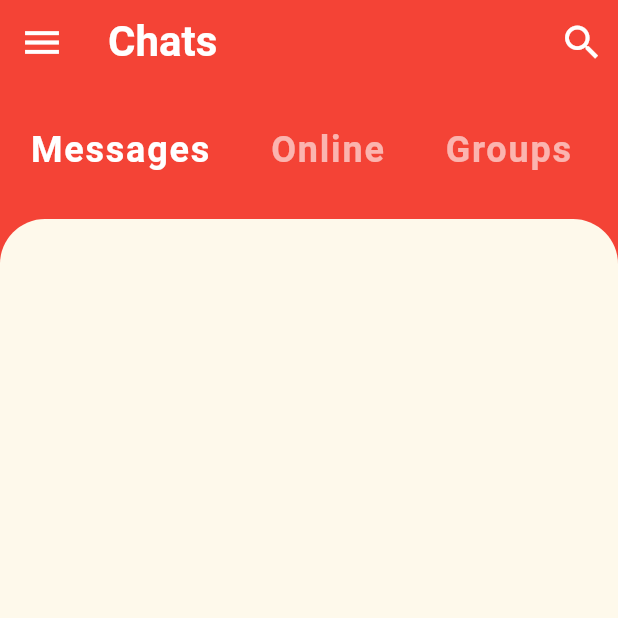
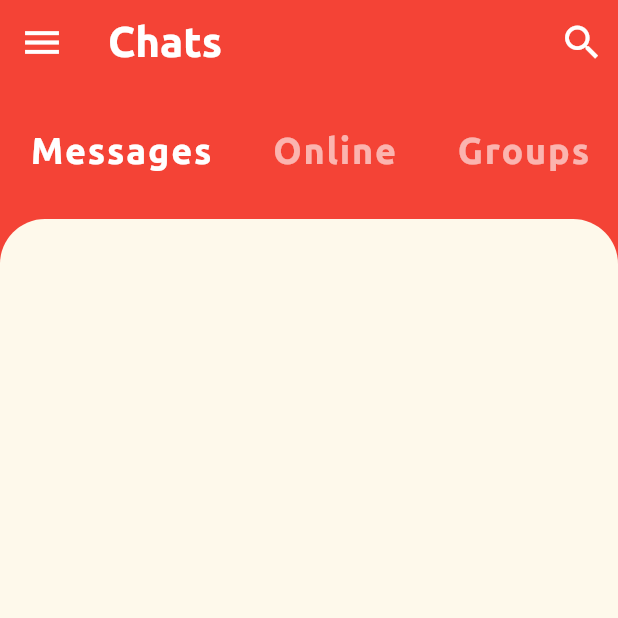
Before and after one commit to SPrio/Flutter-Chat-App, a Flutter app: the screen it shows after launch, on a phone screen of 412 x 824 dp, the top half of it. Run offline on Flutter 3.47's test engine with Material 2 defaults, Android fonts, the phone set to English and light mode, and no system bars; missing offline and left inert: flutter_chat_ui; project files that could hold a hidden picture were left out.

Commit message:
added custom font

```diff
--- a/lib/main.dart
+++ b/lib/main.dart
@@ -12,7 +12,8 @@ class MyApp extends StatelessWidget {
       debugShowCheckedModeBanner: false,
       theme: ThemeData(
         primarySwatch: Colors.red,
-        accentColor: Color(0xFFFEF9EB)
+        accentColor: Color(0xFFFEF9EB),
+        fontFamily: 'Ubuntu'
       ),
       home: HomeScreen(),
     );
```
Also changed, not shown: lib/screens/home_screen.dart (+5 -2 lines), pubspec.yaml (+9 -7 lines), assets/fonts/Ubuntu-Bold.ttf (added), assets/fonts/Ubuntu-BoldItalic.ttf (added), assets/fonts/Ubuntu-Italic.ttf (added), assets/fonts/Ubuntu-Light.ttf (added), assets/fonts/Ubuntu-LightItalic.ttf (added), assets/fonts/Ubuntu-Medium.ttf (added), assets/fonts/Ubuntu-MediumItalic.ttf (added), assets/fonts/Ubuntu-Regular.ttf (added).
